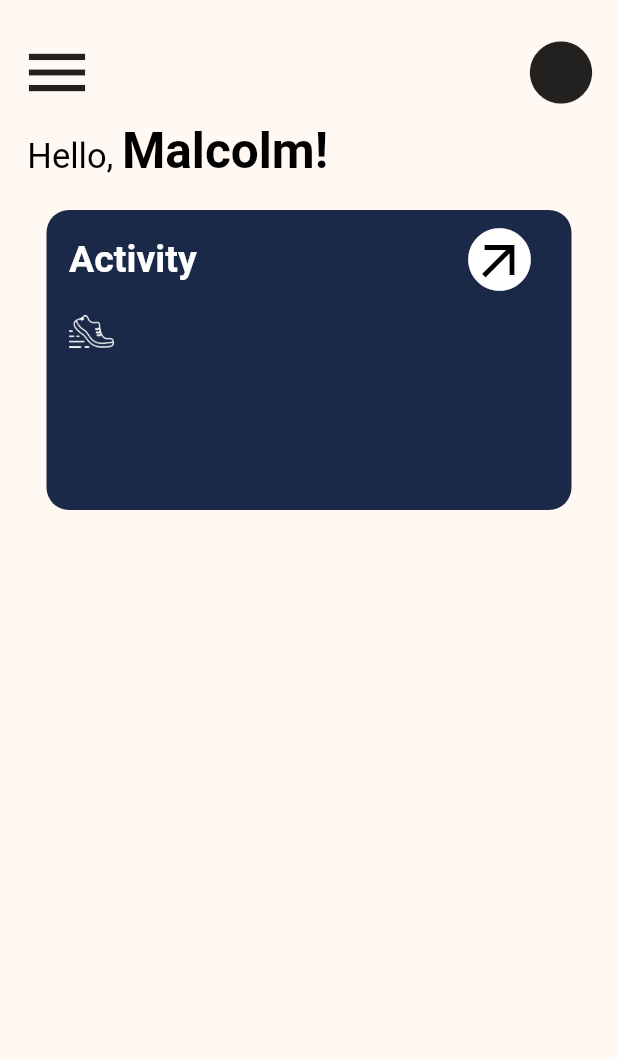
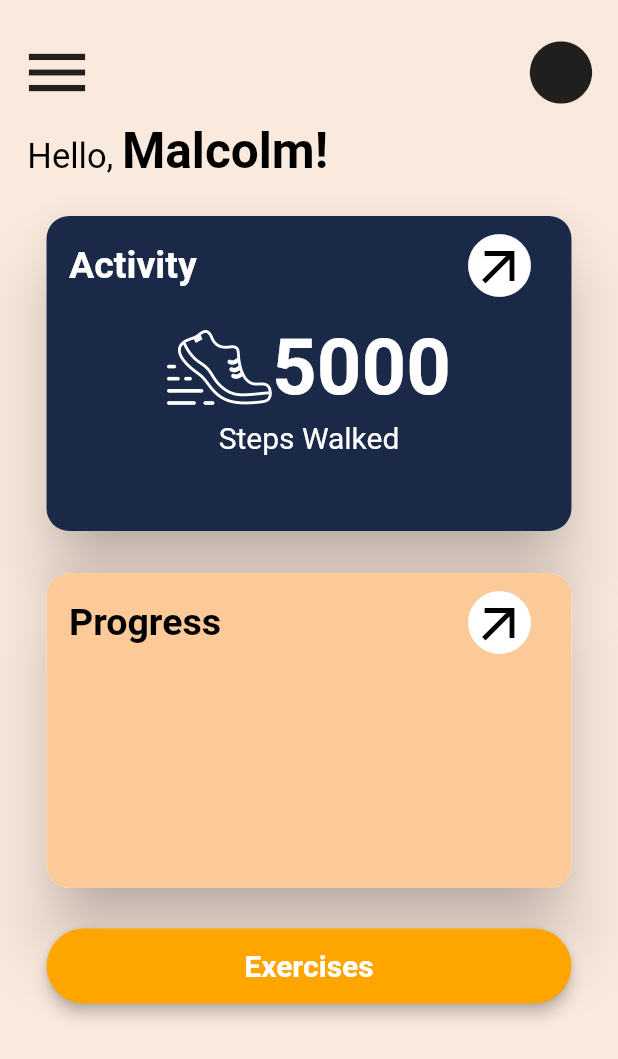
Before and after one commit to MalcolmPT/l1_malcolm_cpmad_project, a Flutter app: the screen it shows after launch, on a phone screen of 412 x 824 dp. Shown: the top 1059 px of the screen. Run offline on Flutter 3.47's test engine with Material 2 defaults, Android fonts, the light colour scheme and no system bars; our stand-ins replace firebase_auth, firebase_core, fluttertoast; accounts and stored records are empty.

Commit message:
Finished Home Page

```diff
--- /dev/null
+++ b/lib/features/exercise.dart
@@ -0,0 +1,10 @@
+import 'package:flutter/material.dart';
+
+class ExercisePage extends StatelessWidget {
+  const ExercisePage({super.key});
+
+  @override
+  Widget build(BuildContext context) {
+    return Scaffold();
+  }
+}
--- a/lib/screens/homepage.dart
+++ b/lib/screens/homepage.dart
@@ -1,4 +1,5 @@
 import 'package:flutter/material.dart';
+import '../features/exercise.dart';
 
 class HomePage extends StatelessWidget {
   const HomePage({super.key});
@@ -6,7 +7,7 @@ class HomePage extends StatelessWidget {
   @override
   Widget build(BuildContext context) {
     return Scaffold(
-      backgroundColor: Color(0xFFFFF8F3),
+      backgroundColor: Color(0xFFFAE9DD),
       // drawer: Drawer,
       body: Container(
           padding: EdgeInsets.fromLTRB(5, 15, 5, 0),
@@ -44,9 +45,14 @@ class HomePage extends StatelessWidget {
                 )),
               ),
               SizedBox(height: 20,),
-            Container(
+              Card(
+                elevation: 20.0,
+                shape: RoundedRectangleBorder(
+                borderRadius: BorderRadius.circular(15.0), // Optional: set border radius
+              ),
+                              child: Container(
                   width: 350,
-              height: 200,
+                  height: 210,
                   decoration: BoxDecoration(
                     color: const Color(0xFF1A2947), // Set the background color to #1A2947
                     borderRadius: BorderRadius.circular(15.0), // Set the border radius
@@ -81,17 +87,97 @@ class HomePage extends StatelessWidget {
                           ],
                         ),
                         Row(
+                          mainAxisAlignment: MainAxisAlignment.center,
                               children: [
-                            Image.asset('images/shoe.png', height: 30, width: 30,)
+                                Image.asset('images/shoe.png', height: 70, width: 70,),
+                                Text("5000" , style: TextStyle(fontSize: 52, color: Colors.white, fontWeight: FontWeight.bold),) //Placeholder for actual Dsitance
                               ],
-                        )
+                            ),
+                            Text("Steps Walked", style: TextStyle(fontSize: 20, color: Colors.white))
                       ],
                     ),
                   ),
-            )
+                ),
+              ),
+              SizedBox(height: 20,),
+
+
+              Card(
+                elevation: 20,
+                shape: RoundedRectangleBorder(
+                borderRadius: BorderRadius.circular(15.0), // Optional: set border radius
+              ),
+                  child: Container(
+                  width: 350,
+                  height: 210,
+                  decoration: BoxDecoration(//
+                    color: const Color(0xFFFCC999), // Set the background color to #1A2947
+                    borderRadius: BorderRadius.circular(15.0), // Set the border radius
+                  ),
+                  child: Padding(
+                    padding: EdgeInsets.fromLTRB(15,0,15,0),
+                                  child: Column(
+                      children: [
+                        Row(
+                          mainAxisAlignment: MainAxisAlignment.spaceBetween,
+                          children: [
+                            Text("Progress", style: TextStyle(color: Colors.black, fontSize: 25, fontWeight: FontWeight.bold),),
+                            Stack(
+                              children: [
+                                IconButton(onPressed:(){
+                                  //  Goes to activity page
+                                },
+                                icon: Icon(Icons.circle,
+                                color: Colors.white,),
+                                iconSize: 50,),
+                                Padding(
+                                  padding: EdgeInsets.fromLTRB(13, 13, 0, 0),
+                                    child: Icon(
+                                      Icons.arrow_outward,
+                                      size: 40.0,
+                                      color: Colors.black,
+                                    ),
+                                  ),
+                              ],
+                            ),
+
+                          ],
+                        ),
+
                       ],
                     ),
                   ),
+                ),
+              ),
+              SizedBox(height: 23,),
+              SizedBox(
+                width: 350,
+                height: 50,
+                              child: ElevatedButton(onPressed:(){
+                                Navigator.push(
+                              context,
+                              MaterialPageRoute(builder: (context) => ExercisePage()),
+                            );
+                            },
+                            child: Text("Exercises", style: TextStyle(color: Colors.white, fontWeight: FontWeight.bold, fontSize: 20),),
+                            style: ElevatedButton.styleFrom(
+                              elevation: 4,
+                              backgroundColor: Color(0xFFFFA500),
+                              padding: EdgeInsets.fromLTRB(25, 0, 25, 0),
+
+                                  shape: RoundedRectangleBorder(
+                                    borderRadius: BorderRadius.circular(36.0
+                                    ),
+
+                                  )
+                            )
+                            ),
+              ),
+
+            ],
+          ),
+        ),
+
     );
   }
 }
```
Also changed, not shown: pubspec.yaml (+6 -6 lines), lib/features/library.dart (deleted). Lines whose indentation alone changed are shown as unchanged.
